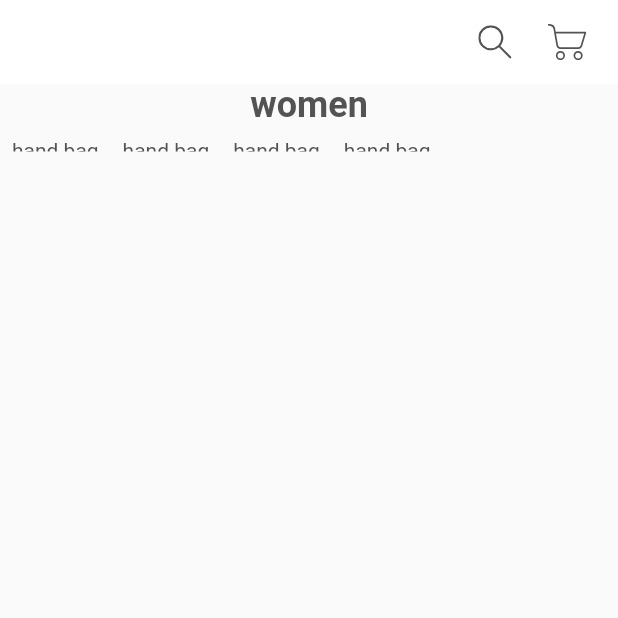
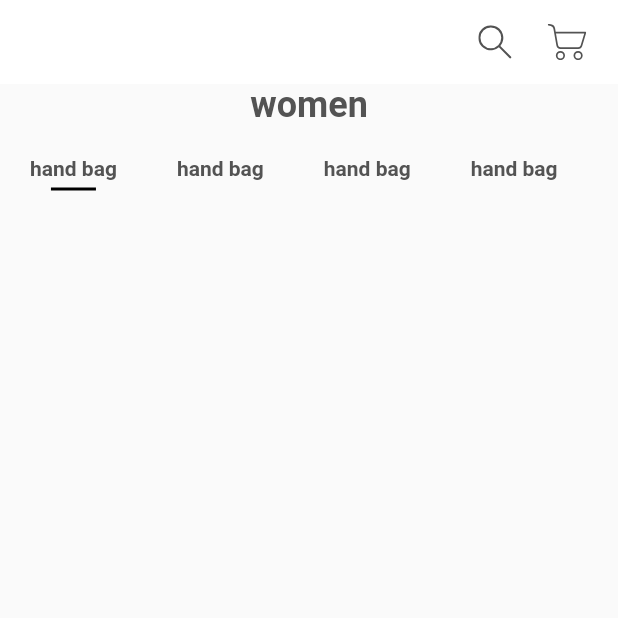
Before and after one commit to mcalisadeghi/Online_Shop_App_Flutter_Ui, a Flutter app: the screen it shows after launch, on a phone screen of 412 x 824 dp, the top half of it. Run offline on Flutter 3.47's test engine with Material 2 defaults, Android fonts, the phone set to English and light mode, and no system bars; our stand-ins replace flutter_svg.

```diff
--- a/lib/screens/components/body.dart
+++ b/lib/screens/components/body.dart
@@ -1,6 +1,6 @@
 import 'package:flutter/material.dart';
 import 'package:flutter_application_1/constants.dart';
-import 'package:flutter_svg/flutter_svg.dart';
+import 'package:flutter_application_1/screens/components/categories.dart';
 
 class BodyHomeScreen extends StatelessWidget {
   const BodyHomeScreen({super.key});
@@ -8,6 +8,7 @@ class BodyHomeScreen extends StatelessWidget {
   @override
   Widget build(BuildContext context) {
     return Column(
+      mainAxisAlignment: MainAxisAlignment.start,
       children: [
         Padding(
           padding: const EdgeInsets.symmetric(
@@ -25,40 +26,3 @@ class BodyHomeScreen extends StatelessWidget {
     );
   }
 }
-
-class Categories extends StatefulWidget {
-  const Categories({super.key});
-
-  @override
-  State<Categories> createState() => _CategoriesState();
-}
-
-class _CategoriesState extends State<Categories> {
-  List<String> categories = [
-    'hand bag',
-    'hand bag',
-    'hand bag',
-    'hand bag',
-  ];
-  int selectedIndex = 0;
-  @override
-  Widget build(BuildContext context) {
-    return SizedBox(
-      height: 25,
-      child: ListView.builder(
-        scrollDirection: Axis.horizontal,
-        itemCount: categories.length,
-        itemBuilder: (context, index) => buildCategory(index),
-      ),
-    );
-  }
-
-  Widget buildCategory(int index) {
-    return Padding(
-      padding: const EdgeInsets.all(8.0),
-      child: Text(
-        categories[index],
-      ),
-    );
-  }
-}
--- /dev/null
+++ b/lib/screens/components/categories.dart
@@ -0,0 +1,70 @@
+import 'package:flutter/material.dart';
+import 'package:flutter_application_1/constants.dart';
+import 'package:flutter_svg/flutter_svg.dart';
+
+class Categories extends StatefulWidget {
+  const Categories({super.key});
+
+  @override
+  State<Categories> createState() => _CategoriesState();
+}
+
+class _CategoriesState extends State<Categories> {
+  List<String> categories = [
+    'hand bag',
+    'hand bag',
+    'hand bag',
+    'hand bag',
+  ];
+  int selectedIndex = 0;
+  @override
+  Widget build(BuildContext context) {
+    return Padding(
+      padding: const EdgeInsets.symmetric(
+        vertical: kDefaulfPadding,
+      ),
+      child: SizedBox(
+        height: 25,
+        child: ListView.builder(
+          scrollDirection: Axis.horizontal,
+          itemCount: categories.length,
+          itemBuilder: (context, index) => buildCategory(index),
+        ),
+      ),
+    );
+  }
+
+  Widget buildCategory(int index) {
+    return GestureDetector(
+      onTap: () {
+        setState(() {
+          selectedIndex = index;
+        });
+      },
+      child: Padding(
+        padding: const EdgeInsets.symmetric(
+          horizontal: kDefaulfPadding,
+        ),
+        child: Column(
+          mainAxisAlignment: MainAxisAlignment.start,
+          children: [
+            Text(
+              categories[index],
+              style: const TextStyle(
+                fontWeight: FontWeight.bold,
+              ),
+            ),
+            Container(
+              margin: const EdgeInsets.only(
+                top: kDefaulfPadding / 4,
+              ),
+              height: 2,
+              width: 30,
+              color: selectedIndex == index ? Colors.black : Colors.transparent,
+            ),
+          ],
+        ),
+      ),
+    );
+  }
+}
```
